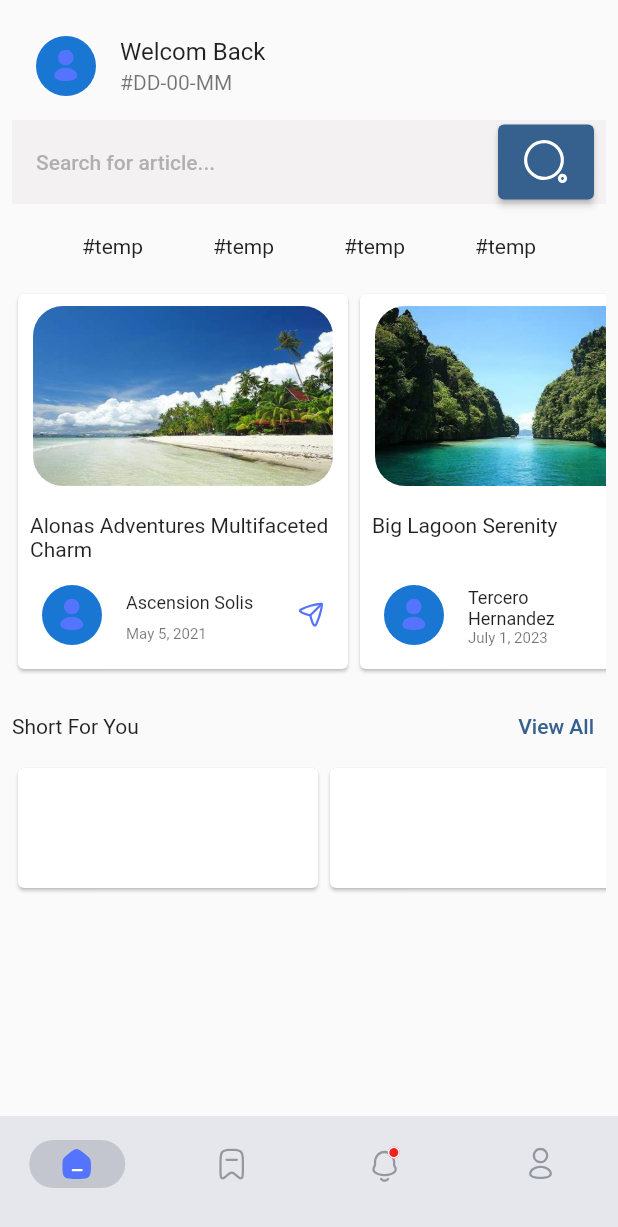
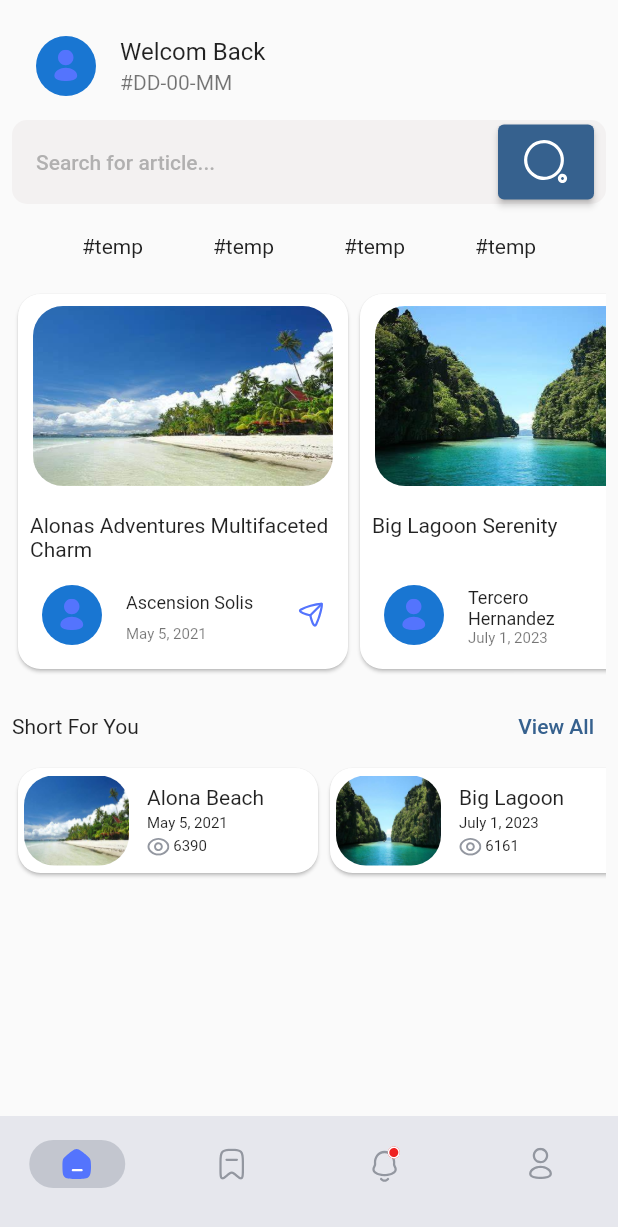
Before and after one commit to gjake122221/travel_news_app, a Flutter app: the screen it shows after launch, on a phone screen of 412 x 824 dp. Shown: the top 1227 px of the screen. Run offline on Flutter 3.47's test engine with Material 2 defaults, Android fonts, the phone set to English and light mode, and no system bars; our stand-ins replace flutter_svg.

Commit message:
Add smallcardlayout

```diff
--- a/lib/data/LocalData.dart
+++ b/lib/data/LocalData.dart
@@ -101,7 +101,7 @@ var userPost = [
     'description':
         'Dive into the bustling Alona Beach, where modernity meets tradition, from high-tech districts to serene temples and gardens.',
     'date': 'May 5, 2021',
-    'popularity': '0',
+    'popularity': '6390',
     'Image': getImage('pictures/alona_beach.jpg'),
   },
   {
@@ -111,7 +111,7 @@ var userPost = [
     'description':
         'Experience the tranquil beauty of Big Lagoon with its stunning beaches, lush jungles, and rich culture, perfect for relaxation and exploration',
     'date': 'July 1, 2023',
-    'popularity': '1',
+    'popularity': '6161',
     'Image': getImage('pictures/big_lagoon.jpg'),
   },
   {
@@ -121,7 +121,7 @@ var userPost = [
     'description':
         'Walk through history in the Eternal Fort, where ancient ruins, world-renowned art, and delectable cuisine await at every turn.',
     'date': 'July 26, 2022',
-    'popularity': '0',
+    'popularity': '5760',
     'Image': getImage('pictures/fort_san_pedro.jpg'),
   },
   {
@@ -131,7 +131,7 @@ var userPost = [
     'description':
         ' Experience the mystical beauty of Machu Picchu, the ancient Chapel nestled in the Cebu City, shrouded in history and mystery.',
     'date': 'February 20, 2022',
-    'popularity': '1',
+    'popularity': '5263',
     'Image': getImage('pictures/magellans_cross.jpg'),
   },
   {
@@ -141,7 +141,7 @@ var userPost = [
     'description':
         'Discover the awe-inspiring beauty and geological wonders of Mount Pinatubo in the Philippines. Once a dormant volcano, Mount Pinatubo erupted in 1991, leaving behind a breathtaking landscape of rugged terrain, azure crater lakes, and a unique opportunity for adventurous trekking and exploration. This natural wonder offers a glimpse into the powerful forces that shape our planet, making it a must-visit destination for nature enthusiasts and thrill-seekers alike.',
     'date': 'September 30, 2022',
-    'popularity': '1',
+    'popularity': '6108',
     'Image': getImage('pictures/mount_pinatubo.jpg'),
   },
   {
@@ -151,7 +151,7 @@ var userPost = [
     'description':
         'Escape to the serene shores of this hidden gem, where the soft sands meet the gentle caress of the crystal-clear waves. With the sun on your skin and the sound of seagulls in the air, youll find a perfect sanctuary for relaxation and recreation. Whether youre building sandcastles with the family, taking a leisurely stroll along the waters edge, or simply basking in the warmth of the sun, this beach offers a slice of paradise where you can unwind and rejuvenate.',
     'date': 'December 17, 2023',
-    'popularity': '0',
+    'popularity': '6237',
     'Image': getImage('pictures/saud_beach.jpg'),
   },
   {
@@ -161,7 +161,7 @@ var userPost = [
     'description':
         'Embark on a journey to the "Secret Lagoon," a well-guarded natural treasure tucked away from the beaten path. This secluded oasis promises a taste of paradise, with its emerald waters, surrounded by lush greenery and dramatic rock formations. As you dip into the tranquil lagoon, youll feel like youve stumbled upon a hidden gem, far from the crowds, offering a serene and intimate experience with nature. Its the perfect escape for those seeking solace and the beauty of untouched landscapes.',
     'date': 'January 20, 2021',
-    'popularity': '1',
+    'popularity': '6979',
     'Image': getImage('pictures/secret_lagon.jpg'),
   },
   {
@@ -171,7 +171,7 @@ var userPost = [
     'description':
         'Experience the pure, unspoiled beauty of Talipanan Beach, a hidden paradise nestled in the Philippines. This secluded gem offers a peaceful and idyllic escape, where the soft sands meet the gentle lapping of the turquoise waves. Surrounded by lush tropical greenery and the towering mountains of Mindoro, Talipanan Beach is the perfect haven for those seeking tranquility and natural beauty. Whether youre enjoying a leisurely swim, exploring the nearby forests, or simply lounging on the pristine shore, Talipanan Beach provides a serene retreat away from the hustle and bustle of city life.',
     'date': 'April 22, 2021',
-    'popularity': '0',
+    'popularity': '6833',
     'Image': getImage('pictures/talipanan_beach.jpg'),
   },
   {
@@ -181,7 +181,7 @@ var userPost = [
     'description':
         'Explore the Taoist Temple, an oasis of tranquility hidden amidst the bustling urban landscape. Nestled in [insert location], this spiritual sanctuary offers a glimpse into ancient Chinese traditions and a respite from the citys chaos. Ascend the grand staircase, adorned with intricate dragon motifs, to reach the temples main hall, where you can light incense and make a wish. The architecture, ornate decorations, and panoramic views from the temple grounds make it a place for contemplation and relaxation, offering a unique blend of culture and calm in the heart of the city.',
     'date': 'October 22, 2021',
-    'popularity': '1',
+    'popularity': '5362',
     'Image': getImage('pictures/taoist_temple.jpg'),
   },
 ];
--- a/lib/layouts/largecardlayout.dart
+++ b/lib/layouts/largecardlayout.dart
@@ -26,6 +26,7 @@ class LargeCardLayout extends StatelessWidget {
     double imageWidth = 200;
     double imageHeight = 120;
     return Card(
+      shape: RoundedRectangleBorder(borderRadius: BorderRadius.circular(15)),
       child: SizedBox(
         width: bigcardWidth,
         height: bigcardHeight,
--- /dev/null
+++ b/lib/layouts/smallcardlayout.dart
@@ -0,0 +1,71 @@
+import 'package:flutter/material.dart';
+import 'package:flutter_svg/flutter_svg.dart';
+
+import '../data/LocalData.dart';
+
+class SmallCardLayout extends StatelessWidget {
+  SmallCardLayout(this.post, this.index);
+  final List<Map<String, String>> post;
+  final int index;
+
+  @override
+  Widget build(BuildContext context) {
+    double smallcardWidth = 200;
+    double smallcardHeight = 70;
+    double imageWidth = 70;
+    double imageHeight = 60;
+    return Card(
+      shape: RoundedRectangleBorder(borderRadius: BorderRadius.circular(15)),
+      child: SizedBox(
+        width: smallcardWidth,
+        height: smallcardHeight,
+        child: Row(
+          children: [
+            Padding(
+              padding: const EdgeInsets.all(4.0),
+              child: SizedBox(
+                width: imageWidth,
+                height: imageHeight,
+                child: ClipRRect(
+                    borderRadius: BorderRadius.circular(20),
+                    child: Image.asset(
+                      '${post[index]['Image']}',
+                      fit: BoxFit.fill,
+                    )),
+              ),
+            ),
+            Padding(
+              padding: const EdgeInsets.all(8.0),
+              child: Column(
+                mainAxisAlignment: MainAxisAlignment.spaceEvenly,
+                crossAxisAlignment: CrossAxisAlignment.start,
+                children: [
+                  Text(
+                    '${post[index]['name']}',
+                    style: TextStyle(fontSize: 14),
+                  ),
+                  Text(
+                    '${post[index]['date']}',
+                    style: TextStyle(fontSize: 10),
+                  ),
+                  Row(
+                    children: [
+                      SvgPicture.asset(getImage('icons/eye_icon.svg')),
+                      Text(
+                        ' ${post[index]['popularity']}',
+                        style: TextStyle(fontSize: 10),
+                      ),
+                    ],
+                  ),
+                ],
+              ),
+            )
+          ],
+        ),
+      ),
+    );
+  }
+}
+
+var smallCardLayout =
+    List.generate(userPost.length, (index) => SmallCardLayout(userPost, index));
--- a/lib/pages/Pagehome.dart
+++ b/lib/pages/Pagehome.dart
@@ -3,6 +3,7 @@ import 'package:flutter_svg/flutter_svg.dart';
 
 import '../data/LocalData.dart';
 import '../layouts/largecardlayout.dart';
+import '../layouts/smallcardlayout.dart';
 
 class PageHome extends StatelessWidget {
   const PageHome({super.key});
@@ -27,7 +28,8 @@ class PageHome extends StatelessWidget {
               subtitle: Text('#DD-00-MM'),
             ),
             SearchBar(
-              shape: MaterialStatePropertyAll(RoundedRectangleBorder()),
+              shape: MaterialStatePropertyAll(RoundedRectangleBorder(
+                  borderRadius: BorderRadius.circular(10))),
               elevation: MaterialStatePropertyAll(0),
               backgroundColor: MaterialStatePropertyAll(Color(0xFFF3F1F1)),
               hintStyle: MaterialStatePropertyAll(
@@ -84,32 +86,7 @@ class PageHome extends StatelessWidget {
                     child: SingleChildScrollView(
                       scrollDirection: Axis.horizontal,
                       child: Row(
-                        children: [
-                          Card(
-                            child: SizedBox(
-                              width: 200,
-                              height: 80,
-                            ),
-                          ),
-                          Card(
-                            child: SizedBox(
-                              width: 200,
-                              height: 80,
-                            ),
-                          ),
-                          Card(
-                            child: SizedBox(
-                              width: 200,
-                              height: 80,
-                            ),
-                          ),
-                          Card(
-                            child: SizedBox(
-                              width: 200,
-                              height: 80,
-                            ),
-                          )
-                        ],
+                        children: smallCardLayout,
                       ),
                     ),
                   ),
```
